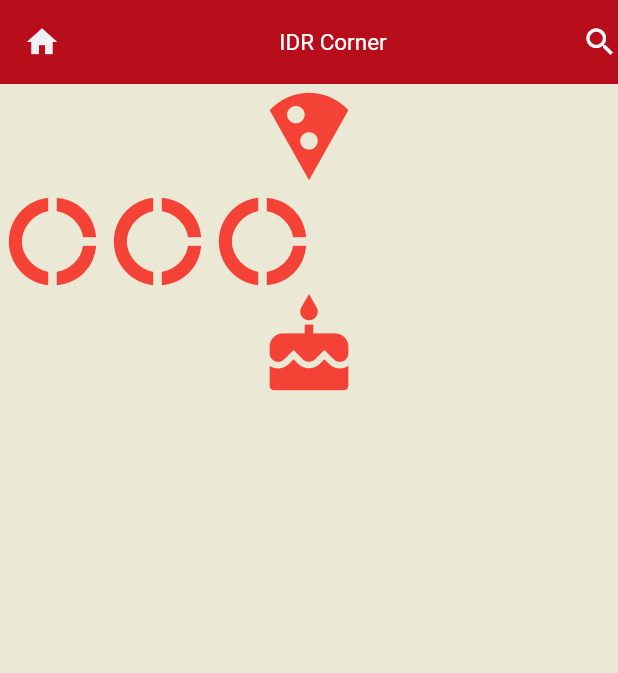
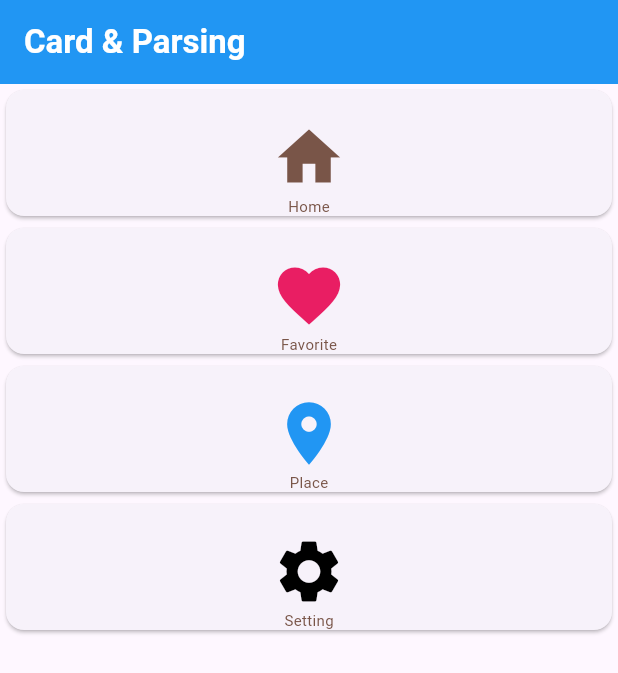
Before and after one commit to maulaf/belajar-flutter, a Flutter app: the screen it shows after launch, on a phone screen of 412 x 824 dp. Shown: the top 673 px of the screen. Run offline on Flutter 3.47's test engine with Material 3 defaults, Android fonts, the phone set to English and light mode, and no system bars.

Commit message:
card and parsing data

```diff
--- a/style/lib/main.dart
+++ b/style/lib/main.dart
@@ -10,61 +10,59 @@ void main() {
 class HalamanSatu extends StatelessWidget {
   @override
   Widget build(BuildContext context) {
-    return new Scaffold(
-      backgroundColor: const Color.fromARGB(255, 235, 233, 213),
+    return Scaffold(
       appBar: AppBar(
-        backgroundColor: const Color.fromARGB(255, 184, 13, 27),
-        leading: Icon(
-          Icons.home,
-          color: const Color.fromARGB(255, 240, 241, 245),
+        backgroundColor: Colors.blue,
+        title: Text(
+          "Card & Parsing",
+          style: TextStyle(color: Colors.white, fontWeight: FontWeight.bold),
         ),
-        title: Center(
-          child: Text(
-            "IDR Corner",
-            style: TextStyle(color: Colors.white, fontSize: 15),
-          ),
-        ),
-        actions: [
-          Icon(
-            Icons.search,
-            color: Colors.white,
-          )
-        ],
       ),
       body: Container(
-          child: Column(
-        children: [
-          Icon(
-            Icons.local_pizza,
-            size: 70.0,
-            color: Colors.red,
-          ),
-          Row(
-            children: [
-              Icon(
-                Icons.donut_large,
-                size: 70.0,
-                color: Colors.red,
-              ),
-              Icon(
-                Icons.donut_large,
-                size: 70.0,
-                color: Colors.red,
-              ),
-              Icon(
-                Icons.donut_large,
-                size: 70.0,
-                color: Colors.red,
-              ),
-            ],
-          ),
-          Icon(
-            Icons.cake,
-            size: 70.0,
-            color: Colors.red,
-          )
-        ],
-      )),
+        child: Column(
+          crossAxisAlignment: CrossAxisAlignment.stretch,
+          children: [
+            CardSaya(icon: Icons.home, warnaIcon: Colors.brown, teks: "Home"),
+            CardSaya(
+                icon: Icons.favorite, warnaIcon: Colors.pink, teks: "Favorite"),
+            CardSaya(icon: Icons.place, warnaIcon: Colors.blue, teks: "Place"),
+            CardSaya(
+                icon: Icons.settings, warnaIcon: Colors.black, teks: "Setting"),
+          ],
+        ),
+      ),
     );
   }
 }
+
+class CardSaya extends StatelessWidget {
+  const CardSaya({
+    super.key,
+    required this.icon,
+    required this.teks,
+    required this.warnaIcon,
+  });
+
+  final IconData icon;
+  final String teks;
+  final Color warnaIcon;
+
+  @override
+  Widget build(BuildContext context) {
+    return Card(
+        child: Column(
+      children: [
+        Padding(padding: EdgeInsets.all(10)),
+        Icon(
+          icon,
+          size: 50.0,
+          color: warnaIcon,
+        ),
+        Text(
+          teks,
+          style: TextStyle(fontSize: 10.0, color: Colors.brown),
+        )
+      ],
+    ));
+  }
+}
```
